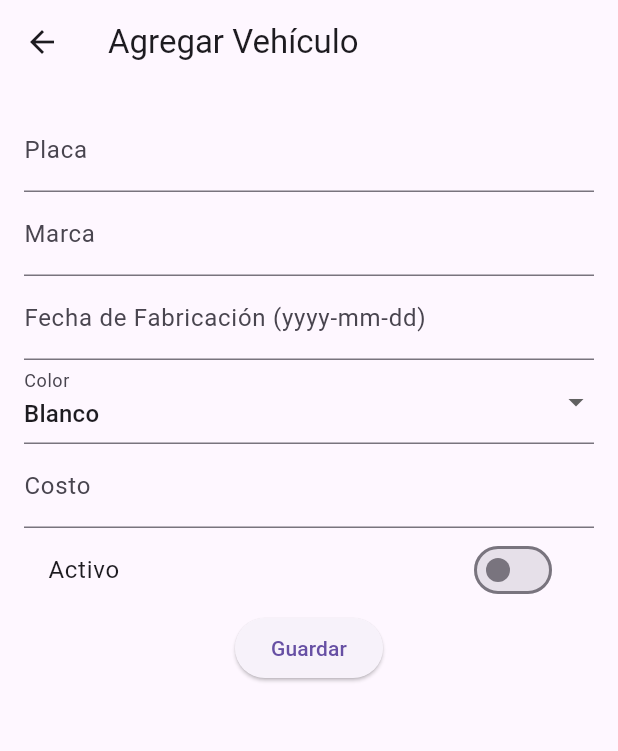
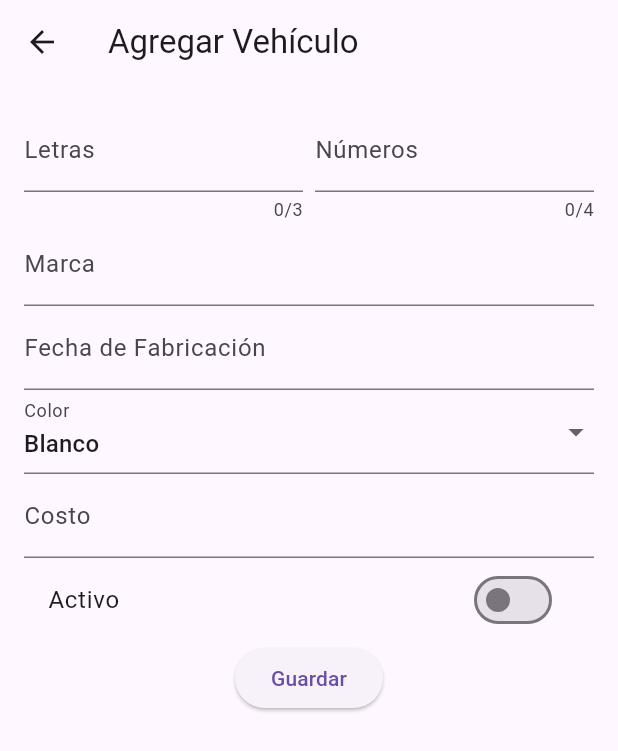
Before and after one commit to AugustoUCE/DM-Flutter, a Flutter app: the VehicleListScreen screen opened directly, after a tap on the "add" icon, on a phone screen of 412 x 824 dp. Shown: the top 751 px of the screen. Run offline on Flutter 3.47's test engine with Material 3 defaults, Android fonts, the phone set to English and light mode, and no system bars.

Commit message:
bug: Agregar vehiculos funciona

```diff
--- a/lib/controllers/login_controller.dart
+++ b/lib/controllers/login_controller.dart
@@ -2,8 +2,10 @@ import '../models/user.dart';
 
 class LoginController {
   final List<User> users = [
-    User(firstName: 'John', lastName: 'Doe'),
-    User(firstName: 'Jane', lastName: 'Smith'),
+    User(firstName: 'Emil', lastName: 'Verkade'),
+    User(firstName: 'Kevin', lastName: 'Andrade'),
+    User(firstName: 'Jhon', lastName: 'Arteaga'),
+    User(firstName: 'Augusto', lastName: 'Salazar'),
   ];
 
   bool authenticate(String firstName, String lastName) {
--- a/lib/controllers/vehicle_controller.dart
+++ b/lib/controllers/vehicle_controller.dart
@@ -1,34 +1,35 @@
+import 'package:flutter/material.dart';
 import '../models/vehicle.dart';
 
 class VehicleController {
-  final List<Vehicle> vehicles = [
+  ValueNotifier<List<Vehicle>> vehicles = ValueNotifier<List<Vehicle>>([
     Vehicle(
-      plate: 'ABC-123',
+      plate: 'AAA-123',
       brand: 'Toyota',
-      manufactureDate: DateTime(2020, 5, 12),
+      manufactureDate: DateTime(2020, 5, 20),
       color: 'Blanco',
-      cost: 20000.0,
+      cost: 15000,
       isActive: true,
     ),
     Vehicle(
-      plate: 'DEF-456',
+      plate: 'BBB-456',
       brand: 'Honda',
-      manufactureDate: DateTime(2018, 7, 20),
+      manufactureDate: DateTime(2018, 11, 10),
       color: 'Negro',
-      cost: 18000.0,
+      cost: 12000,
       isActive: false,
     ),
     Vehicle(
-      plate: 'GHI-789',
+      plate: 'CCC-789',
       brand: 'Ford',
-      manufactureDate: DateTime(2021, 3, 15),
+      manufactureDate: DateTime(2021, 7, 15),
       color: 'Azul',
-      cost: 25000.0,
+      cost: 18000,
       isActive: true,
     ),
-  ];
+  ]);
 
   void addVehicle(Vehicle vehicle) {
-    vehicles.add(vehicle);
+    vehicles.value = [...vehicles.value, vehicle];
   }
 }
--- a/lib/views/add_vehicle_screen.dart
+++ b/lib/views/add_vehicle_screen.dart
@@ -1,15 +1,42 @@
 import 'package:flutter/material.dart';
+import '../models/vehicle.dart';
 import '../controllers/vehicle_controller.dart';
-import '../models/vehicle.dart';
 
-class AddVehicleScreen extends StatelessWidget {
-  final VehicleController _controller = VehicleController();
-  final TextEditingController plateController = TextEditingController();
+class AddVehicleScreen extends StatefulWidget {
+  final VehicleController controller;
+
+  AddVehicleScreen({required this.controller});
+
+  @override
+  _AddVehicleScreenState createState() => _AddVehicleScreenState();
+}
+
+class _AddVehicleScreenState extends State<AddVehicleScreen> {
+  final TextEditingController letterController = TextEditingController();
+  final TextEditingController numberController = TextEditingController();
   final TextEditingController brandController = TextEditingController();
   final TextEditingController costController = TextEditingController();
   final TextEditingController dateController = TextEditingController();
   String selectedColor = 'Blanco';
   bool isActive = false;
+  DateTime? selectedDate;
+
+  Future<void> _pickDate(BuildContext context) async {
+    final DateTime? pickedDate = await showDatePicker(
+      context: context,
+      initialDate: DateTime.now(),
+      firstDate: DateTime(2000),
+      lastDate: DateTime(2100),
+    );
+
+    if (pickedDate != null && pickedDate != selectedDate) {
+      setState(() {
+        selectedDate = pickedDate;
+        dateController.text =
+            '${selectedDate!.year}-${selectedDate!.month.toString().padLeft(2, '0')}-${selectedDate!.day.toString().padLeft(2, '0')}';
+      });
+    }
+  }
 
   @override
   Widget build(BuildContext context) {
@@ -17,26 +44,56 @@ class AddVehicleScreen extends StatelessWidget {
       appBar: AppBar(title: Text('Agregar Vehículo')),
       body: Padding(
         padding: const EdgeInsets.all(16.0),
+        child: SingleChildScrollView(
           child: Column(
             children: [
-            TextField(
-              controller: plateController,
-              decoration: InputDecoration(labelText: 'Placa'),
+              Row(
+                children: [
+                  Expanded(
+                    child: TextField(
+                      controller: letterController,
+                      maxLength: 3,
+                      decoration: const InputDecoration(labelText: 'Letras'),
+                      textCapitalization: TextCapitalization.characters,
+                    ),
+                  ),
+                  const SizedBox(width: 8),
+                  Expanded(
+                    child: TextField(
+                      controller: numberController,
+                      maxLength: 4,
+                      decoration: const InputDecoration(labelText: 'Números'),
+                      keyboardType: TextInputType.number,
+                    ),
+                  ),
+                ],
               ),
               TextField(
                 controller: brandController,
-              decoration: InputDecoration(labelText: 'Marca'),
+                decoration: const InputDecoration(labelText: 'Marca'),
               ),
-            TextField(
+              GestureDetector(
+                onTap: () => _pickDate(context),
+                child: AbsorbPointer(
+                  child: TextField(
                     controller: dateController,
-              decoration: InputDecoration(labelText: 'Fecha de Fabricación (yyyy-mm-dd)'),
+                    decoration: const InputDecoration(
+                      labelText: 'Fecha de Fabricación',
+                    ),
+                  ),
+                ),
               ),
               DropdownButtonFormField(
                 value: selectedColor,
                 items: ['Blanco', 'Negro', 'Azul']
-                  .map((color) => DropdownMenuItem(value: color, child: Text(color)))
+                    .map((color) =>
+                        DropdownMenuItem(value: color, child: Text(color)))
                     .toList(),
-              onChanged: (value) => selectedColor = value as String,
+                onChanged: (value) {
+                  setState(() {
+                    selectedColor = value as String;
+                  });
+                },
                 decoration: InputDecoration(labelText: 'Color'),
               ),
               TextField(
@@ -47,26 +104,39 @@ class AddVehicleScreen extends StatelessWidget {
               SwitchListTile(
                 title: Text('Activo'),
                 value: isActive,
-              onChanged: (value) => isActive = value,
+                onChanged: (value) {
+                  setState(() {
+                    isActive = value;
+                  });
+                },
               ),
               ElevatedButton(
                 onPressed: () {
+                  if (selectedDate == null) {
+                    ScaffoldMessenger.of(context).showSnackBar(
+                      const SnackBar(
+                          content: Text('Por favor selecciona una fecha.')),
+                    );
+                    return;
+                  }
+                  final plate =
+                      '${letterController.text}-${numberController.text}';
                   final vehicle = Vehicle(
-                  plate: plateController.text,
+                    plate: plate,
                     brand: brandController.text,
-                  manufactureDate: DateTime.parse(dateController.text),
+                    manufactureDate: selectedDate!,
                     color: selectedColor,
                     cost: double.parse(costController.text),
                     isActive: isActive,
                   );
-                _controller.addVehicle(vehicle);
-                Navigator.pop(context);
+                  Navigator.pop(context, vehicle);
                 },
                 child: Text('Guardar'),
               ),
             ],
           ),
         ),
+      ),
     );
   }
 }
--- a/lib/views/vehicle_list_screen.dart
+++ b/lib/views/vehicle_list_screen.dart
@@ -1,35 +1,42 @@
 import 'package:flutter/material.dart';
 import '../controllers/vehicle_controller.dart';
+import '../models/vehicle.dart';
 import 'add_vehicle_screen.dart';
 
-class VehicleListScreen extends StatefulWidget {
-  @override
-  _VehicleListScreenState createState() => _VehicleListScreenState();
-}
-
-class _VehicleListScreenState extends State<VehicleListScreen> {
+class VehicleListScreen extends StatelessWidget {
   final VehicleController _controller = VehicleController();
 
   @override
   Widget build(BuildContext context) {
     return Scaffold(
       appBar: AppBar(title: Text('Lista de Vehículos')),
-      body: ListView.builder(
-        itemCount: _controller.vehicles.length,
-        itemBuilder: (context, index) {
-          final vehicle = _controller.vehicles[index];
-          return ListTile(
-            title: Text(vehicle.plate),
-            subtitle: Text('${vehicle.brand} - ${vehicle.color}'),
+      body: ValueListenableBuilder<List<Vehicle>>(
+        valueListenable: _controller.vehicles,
+        builder: (context, vehicles, _) {
+          return ListView.builder(
+            itemCount: vehicles.length,
+            itemBuilder: (context, index) {
+              final vehicle = vehicles[index];
+              return ListTile(
+                title: Text('${vehicle.brand} - ${vehicle.plate}'),
+                subtitle: Text('Costo: \$${vehicle.cost} - Activo: ${vehicle.isActive ? "Sí" : "No"}'),
+              );
+            },
           );
         },
       ),
       floatingActionButton: FloatingActionButton(
-        onPressed: () {
-          Navigator.push(
+        onPressed: () async {
+          final newVehicle = await Navigator.push(
             context,
-            MaterialPageRoute(builder: (_) => AddVehicleScreen()),
-          ).then((_) => setState(() {}));
+            MaterialPageRoute(
+              builder: (context) => AddVehicleScreen(controller: _controller),
+            ),
+          );
+
+          if (newVehicle != null) {
+            _controller.addVehicle(newVehicle);
+          }
         },
         child: Icon(Icons.add),
       ),
```
Lines whose indentation alone changed are shown as unchanged.
